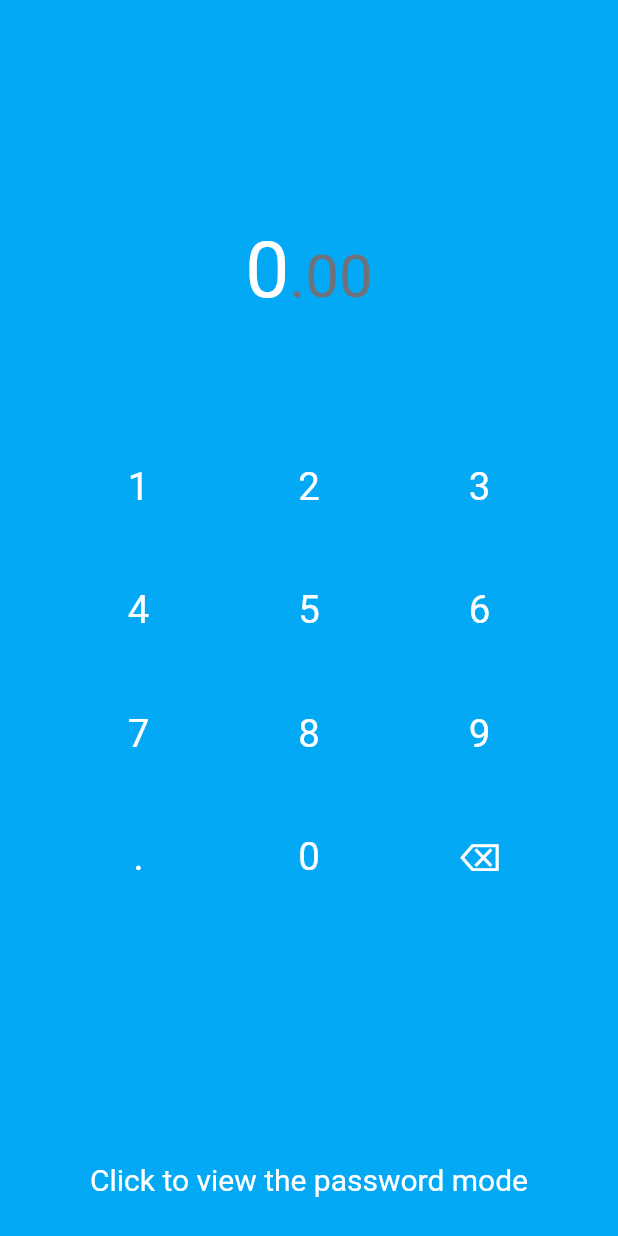
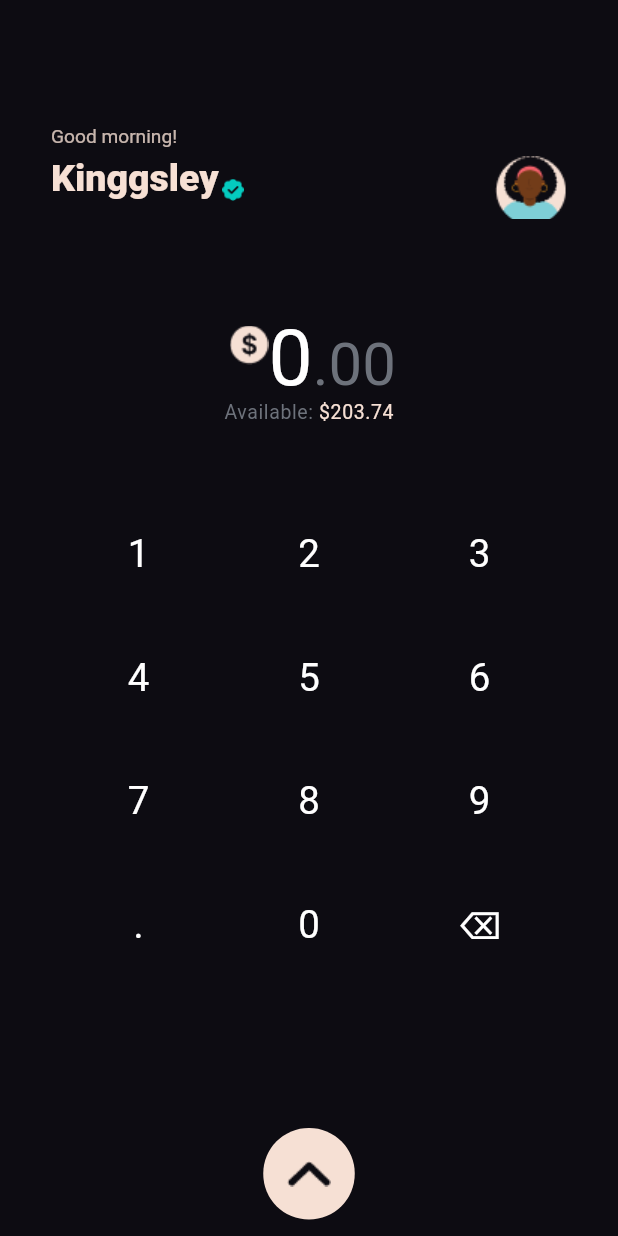
Before and after one commit to DestinyOgbonna/pay_wallet, a Flutter app: the screen it shows after launch, on a phone screen of 412 x 824 dp. Run offline on Flutter 3.47's test engine with Material 2 defaults, Android fonts, the phone set to English and light mode, and no system bars; our stand-ins replace flutter_animate, google_fonts; Roboto replaces fonts that are missing (Hanno).

Commit message:
includes number formatting

```diff
--- a/lib/features/transfer.dart
+++ b/lib/features/transfer.dart
@@ -1,6 +1,9 @@
+import 'dart:developer';
+
 import 'package:flutter/material.dart';
 import 'package:flutter_animate/flutter_animate.dart';
-import 'package:pay_wallet/features/password_page.dart';
+import 'package:google_fonts/google_fonts.dart';
+import 'package:intl/intl.dart';
 import 'package:pay_wallet/features/widget/build_button.dart';
 
 class MyTransferPage extends StatefulWidget {
@@ -11,26 +14,81 @@ class MyTransferPage extends StatefulWidget {
 }
 
 class _MyTransferPageState extends State<MyTransferPage> {
-  String equation = "0";
+  String equation = "";
+  var formatter = NumberFormat.decimalPattern("en_US");
   @override
   Widget build(BuildContext context) {
     return Scaffold(
-      backgroundColor: Colors.lightBlue,
+      backgroundColor: const Color(0xff0D0C12),
       body: SafeArea(
           child: SizedBox(
         child: Stack(
           alignment: Alignment.center,
           children: [
+            const Positioned(
+              top: 94,
+              left: 34,
+              child: Text(
+                'Good morning!',
+                style: TextStyle(
+                  fontFamily: 'Hanno',
+                  color: Color(0xCCF6E0D4),
+                  fontSize: 12.78,
+                  fontWeight: FontWeight.w400,
+                  height: 0.10,
+                ),
+              ),
+            ),
             Positioned(
-              top: 197.0,
+              top: 117,
+              left: 34,
+              child: Row(
+                children: [
+                  Text(
+                    'Kinggsley',
+                    style: GoogleFonts.taiHeritagePro(
+                      color: const Color(0xFFF6E0D4),
+                      fontSize: 25,
+                      fontWeight: FontWeight.w900,
+                      height: 0.05,
+                    ),
+                  ),
+                  Padding(
+                    padding: const EdgeInsets.all(2.0),
+                    child: Image.asset(
+                      'assets/icons/icon.png',
+                      width: 15,
+                      height: 15,
+                    ),
+                  )
+                ],
+              ),
+            ),
+            Positioned(
+              top: 104.13,
+              right: 33.95,
+              child: Image.asset(
+                'assets/icons/womna.png',
+              ),
+            ),
+            Positioned(
+              top: 217.0,
               // left: 143.5,
-              child: equation == '0'
-                  ? Text.rich(
+              child: Row(
+                children: [
+                  Padding(
+                    padding: const EdgeInsets.only(bottom: 53.0, left: 5.0),
+                    child: Image.asset(
+                      'assets/icons/dollar.png',
+                    ),
+                  ),
+                  equation == ''
+                      ? const Text.rich(
                           TextSpan(
                             children: [
                               TextSpan(
-                            text: equation,
-                            style: const TextStyle(
+                                text: '0',
+                                style: TextStyle(
                                   color: Colors.white,
                                   fontSize: 52.47,
                                   fontFamily: 'Hanno',
@@ -38,7 +96,7 @@ class _MyTransferPageState extends State<MyTransferPage> {
                                   height: 0.03,
                                 ),
                               ),
-                          const TextSpan(
+                              TextSpan(
                                 text: '.00',
                                 style: TextStyle(
                                   color: Color(0xFF6D727B),
@@ -52,7 +110,7 @@ class _MyTransferPageState extends State<MyTransferPage> {
                           ),
                         )
                       : Text(
-                      equation,
+                          '${formatter.format(double.tryParse(equation))}',
                           style: const TextStyle(
                             color: Colors.white,
                             fontSize: 52.47,
@@ -61,9 +119,42 @@ class _MyTransferPageState extends State<MyTransferPage> {
                             height: 0.03,
                           ),
                         ),
+                ],
+              ),
+            ),
+            const Positioned(
+              top: 278.0,
+              child: Text.rich(
+                TextSpan(
+                  children: [
+                    TextSpan(
+                      text: 'Available: ',
+                      style: TextStyle(
+                        color: Color(0xFF6D727B),
+                        fontSize: 13,
+                        fontFamily: 'Hanno',
+                        fontWeight: FontWeight.w400,
+                        height: 0.12,
+                        letterSpacing: 0.41,
+                      ),
+                    ),
+                    TextSpan(
+                      text: '\$203.74',
+                      style: TextStyle(
+                        color: Color(0xFFF6E0D4),
+                        fontSize: 13,
+                        fontFamily: 'Hanno',
+                        fontWeight: FontWeight.w400,
+                        height: 0.12,
+                        letterSpacing: 0.41,
+                      ),
+                    ),
+                  ],
+                ),
+              ),
             ),
             Positioned(
-              top: 270,
+              top: 315,
               bottom: 40,
               child: Container(
                 width: 401,
@@ -102,17 +193,24 @@ class _MyTransferPageState extends State<MyTransferPage> {
               bottom: 11,
               child: InkWell(
                 onTap: () {
-                  Navigator.push(
-                      context,
-                      MaterialPageRoute(
-                          builder: (context) => const PasswordPage()));
+                  log(equation);
                 },
                 child: Container(
+                  width: 61,
+                  height: 61,
                   padding: const EdgeInsets.all(15.17),
-                    child: const Text(
-                      'Click to view the password mode',
-                      style: TextStyle(color: Colors.white, fontSize: 20),
-                    )),
+                  decoration: ShapeDecoration(
+                    color: const Color(0xFFF6E0D4),
+                    shape: RoundedRectangleBorder(
+                      borderRadius: BorderRadius.circular(30.34),
+                    ),
+                  ),
+                  child: Image.asset(
+                    'assets/icons/arrow.png',
+                    width: 30,
+                    height: 30,
+                  ),
+                ),
               ),
             ),
           ]
@@ -133,9 +231,6 @@ class _MyTransferPageState extends State<MyTransferPage> {
     setState(() {
       if (buttonText == "⌫") {
         equation = equation.substring(0, equation.length - 1);
-        if (equation == "") {
-          equation = "0";
-        }
       } else {
         if (equation == "0") {
           equation = buttonText;
--- a/pubspec.yaml
+++ b/pubspec.yaml
@@ -33,6 +33,7 @@ dependencies:
     sdk: flutter
   flutter_animate: ^4.2.0+1
   google_fonts: ^6.1.0
+  intl: ^0.18.1
   math_expressions: ^2.3.1
 
 dev_dependencies:
```
Also changed, not shown: pubspec.lock, 12 other files. Lines whose indentation alone changed are shown as unchanged.
